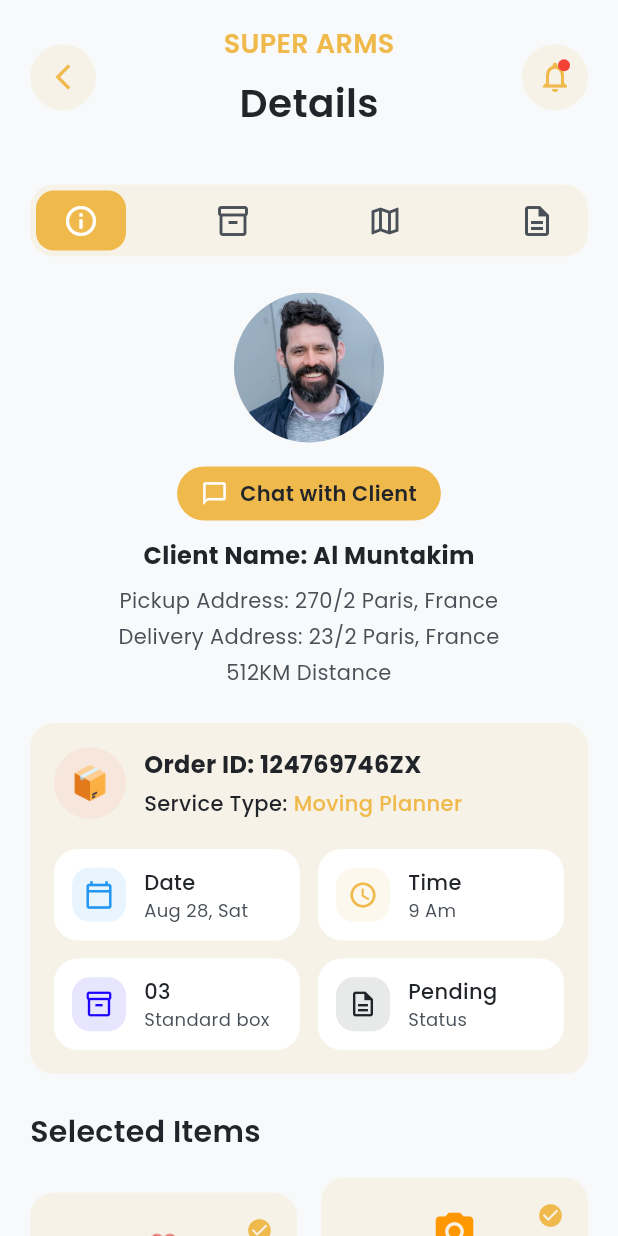
After one commit to mynul56/super_arms_moving_planner, a Flutter app: the MovingPlannerDetailsView screen opened by its route, on a phone screen of 412 x 824 dp. The commit adds this screen. Run offline on Flutter 3.47's test engine with Material 3 defaults, Android fonts, the phone set to English and light mode, and no system bars; our stand-ins replace file_picker, flutter_svg, get, google_fonts, image_picker, pdf and 1 more; project files that could hold a hidden picture were left out.

Commit message:
feat: implement Moving Planner Details screen, including client information, order details, and special requirements.

```diff
--- a/lib/app/modules/available_offers/views/available_offers_view.dart
+++ b/lib/app/modules/available_offers/views/available_offers_view.dart
@@ -369,7 +369,7 @@ class AvailableOffersView extends GetView<AvailableOffersController> {
       children: [
         Expanded(
           child: GestureDetector(
-            onTap: () => Get.toNamed(Routes.DETAILS),
+            onTap: () => Get.toNamed(Routes.MOVING_PLANNER_DETAILS),
             child: Container(
               height: 48,
               decoration: BoxDecoration(
--- /dev/null
+++ b/lib/app/modules/moving_planner_details/bindings/moving_planner_details_binding.dart
@@ -0,0 +1,12 @@
+import 'package:get/get.dart';
+
+import '../controllers/moving_planner_details_controller.dart';
+
+class MovingPlannerDetailsBinding extends Bindings {
+  @override
+  void dependencies() {
+    Get.lazyPut<MovingPlannerDetailsController>(
+      () => MovingPlannerDetailsController(),
+    );
+  }
+}
--- /dev/null
+++ b/lib/app/modules/moving_planner_details/controllers/moving_planner_details_controller.dart
@@ -0,0 +1,38 @@
+import 'package:get/get.dart';
+
+class MovingPlannerDetailsController extends GetxController {
+  // Data Observables
+  final orderId = '124769746ZX'.obs;
+  final serviceType = 'Moving Planner'.obs;
+  final moveDate = 'Aug 28, Sat'.obs;
+  final moveTime = '9 Am'.obs;
+  final boxCount = '03'.obs;
+  final status = 'Pending'.obs;
+
+  final clientName = 'Al Muntakim'.obs;
+  final pickupAddress = '270/2 Paris, France'.obs;
+  final deliveryAddress = '23/2 Paris, France'.obs;
+  final distance = '512KM Distance'.obs;
+
+  final specialRequirements = 'Move very Carefully.'.obs;
+
+  @override
+  void onInit() {
+    super.onInit();
+  }
+
+  @override
+  void onReady() {
+    super.onReady();
+  }
+
+  @override
+  void onClose() {
+    super.onClose();
+  }
+
+  void onChatWithClient() {
+    // Navigate to chat or show action
+    print('Chat with client');
+  }
+}
--- /dev/null
+++ b/lib/app/modules/moving_planner_details/views/moving_planner_details_view.dart
@@ -0,0 +1,593 @@
+import 'package:flutter/material.dart';
+
+import 'package:get/get.dart';
+import 'package:google_fonts/google_fonts.dart';
+
+import '../controllers/moving_planner_details_controller.dart';
+
+class MovingPlannerDetailsView extends GetView<MovingPlannerDetailsController> {
+  const MovingPlannerDetailsView({Key? key}) : super(key: key);
+  @override
+  Widget build(BuildContext context) {
+    return Scaffold(
+      backgroundColor: const Color(0xFFF8F9FA),
+      body: SafeArea(
+        child: Column(
+          children: [
+            _buildHeader(),
+            Expanded(
+              child: SingleChildScrollView(
+                padding: const EdgeInsets.symmetric(horizontal: 20),
+                child: Column(
+                  crossAxisAlignment: CrossAxisAlignment.start,
+                  children: [
+                    const SizedBox(height: 20),
+                    _buildClientInfo(),
+                    const SizedBox(height: 24),
+                    _buildOrderInfoCard(),
+                    const SizedBox(height: 24),
+                    _buildSelectedItemsSection(),
+                    const SizedBox(height: 24),
+                    _buildSpecialRequirementsCard(),
+                    const SizedBox(height: 30),
+                  ],
+                ),
+              ),
+            ),
+          ],
+        ),
+      ),
+    );
+  }
+
+  Widget _buildHeader() {
+    return Padding(
+      padding: const EdgeInsets.symmetric(horizontal: 20, vertical: 16),
+      child: Stack(
+        alignment: Alignment.center,
+        children: [
+          Align(
+            alignment: Alignment.centerLeft,
+            child: GestureDetector(
+              onTap: () => Get.back(),
+              child: Container(
+                width: 44,
+                height: 44,
+                decoration: BoxDecoration(
+                  color: const Color(0xFFEFB94C).withOpacity(0.1),
+                  shape: BoxShape.circle,
+                ),
+                child: const Icon(
+                  Icons.arrow_back_ios_new,
+                  size: 20,
+                  color: Color(0xFFEFB94C),
+                ),
+              ),
+            ),
+          ),
+          Column(
+            children: [
+              Text(
+                'SUPER ARMS',
+                style: GoogleFonts.poppins(
+                  fontSize: 18,
+                  fontWeight: FontWeight.w600,
+                  color: const Color(0xFFEFB94C),
+                ),
+              ),
+              const SizedBox(height: 8),
+              Text(
+                'Details',
+                style: GoogleFonts.poppins(
+                  fontSize: 26,
+                  fontWeight: FontWeight.w600,
+                  color: const Color(0xFF212529),
+                ),
+              ),
+            ],
+          ),
+          Align(
+            alignment: Alignment.centerRight,
+            child: Container(
+              width: 44,
+              height: 44,
+              decoration: BoxDecoration(
+                color: const Color(0xFFEFB94C).withOpacity(0.1),
+                shape: BoxShape.circle,
+              ),
+              child: Stack(
+                alignment: Alignment.center,
+                children: [
+                  const Icon(
+                    Icons.notifications_none_outlined,
+                    color: Color(0xFFEFB94C),
+                    size: 24,
+                  ),
+                  Positioned(
+                    top: 10,
+                    right: 12,
+                    child: Container(
+                      width: 8,
+                      height: 8,
+                      decoration: const BoxDecoration(
+                        color: Colors.red,
+                        shape: BoxShape.circle,
+                      ),
+                    ),
+                  ),
+                ],
+              ),
+            ),
+          ),
+        ],
+      ),
+    );
+  }
+
+  Widget _buildClientInfo() {
+    return Column(
+      children: [
+        // Tab Bar Placeholder (Info, Box, Map, Document) - visual only for now as per design
+        Container(
+          padding: const EdgeInsets.all(4),
+          decoration: BoxDecoration(
+            color: const Color(0xFFEFB94C).withOpacity(0.1),
+            borderRadius: BorderRadius.circular(16),
+          ),
+          child: Row(
+            mainAxisAlignment: MainAxisAlignment.spaceBetween,
+            children: [
+              _buildTabIcon(Icons.info_outline, true),
+              _buildTabIcon(Icons.inventory_2_outlined, false),
+              _buildTabIcon(Icons.map_outlined, false),
+              _buildTabIcon(Icons.description_outlined, false),
+            ],
+          ),
+        ),
+        const SizedBox(height: 24),
+        Container(
+          width: 100,
+          height: 100,
+          decoration: BoxDecoration(
+            shape: BoxShape.circle,
+            color: Colors.grey[300],
+            image: const DecorationImage(
+              image: AssetImage(
+                'assets/images/user.jpg',
+              ), // Ensure asset exists or use placeholder
+              fit: BoxFit.cover,
+            ),
+          ),
+        ),
+        const SizedBox(height: 16),
+        GestureDetector(
+          onTap: controller.onChatWithClient,
+          child: Container(
+            padding: const EdgeInsets.symmetric(horizontal: 16, vertical: 8),
+            decoration: BoxDecoration(
+              color: const Color(0xFFEFB94C),
+              borderRadius: BorderRadius.circular(20),
+            ),
+            child: Row(
+              mainAxisSize: MainAxisSize.min,
+              children: [
+                const Icon(
+                  Icons.chat_bubble_outline,
+                  color: Colors.white,
+                  size: 18,
+                ),
+                const SizedBox(width: 8),
+                Text(
+                  'Chat with Client',
+                  style: GoogleFonts.poppins(
+                    fontSize: 14,
+                    fontWeight: FontWeight.w600,
+                    color: const Color(
+                      0xFF212529,
+                    ), // Dark text on yellow button per design
+                  ),
+                ),
+              ],
+            ),
+          ),
+        ),
+        const SizedBox(height: 12),
+        Obx(
+          () => Text(
+            'Client Name: ${controller.clientName.value}',
+            style: GoogleFonts.poppins(
+              fontSize: 16,
+              fontWeight: FontWeight.w700,
+              color: const Color(0xFF212529),
+            ),
+          ),
+        ),
+        const SizedBox(height: 8),
+        Obx(
+          () => Text(
+            'Pickup Address: ${controller.pickupAddress.value}',
+            textAlign: TextAlign.center,
+            style: GoogleFonts.poppins(
+              fontSize: 14,
+              fontWeight: FontWeight.w400,
+              color: const Color(0xFF495057),
+            ),
+          ),
+        ),
+        const SizedBox(height: 4),
+        Obx(
+          () => Text(
+            'Delivery Address: ${controller.deliveryAddress.value}',
+            textAlign: TextAlign.center,
+            style: GoogleFonts.poppins(
+              fontSize: 14,
+              fontWeight: FontWeight.w400,
+              color: const Color(0xFF495057),
+            ),
+          ),
+        ),
+        const SizedBox(height: 4),
+        Obx(
+          () => Text(
+            controller.distance.value,
+            textAlign: TextAlign.center,
+            style: GoogleFonts.poppins(
+              fontSize: 14,
+              fontWeight: FontWeight.w400,
+              color: const Color(0xFF495057),
+            ),
+          ),
+        ),
+      ],
+    );
+  }
+
+  Widget _buildTabIcon(IconData icon, bool isSelected) {
+    return Container(
+      width: 60,
+      height: 40,
+      decoration: BoxDecoration(
+        color: isSelected ? const Color(0xFFEFB94C) : Colors.transparent,
+        borderRadius: BorderRadius.circular(12),
+      ),
+      child: Icon(
+        icon,
+        color: isSelected ? Colors.white : const Color(0xFF495057),
+      ),
+    );
+  }
+
+  Widget _buildOrderInfoCard() {
+    return Container(
+      padding: const EdgeInsets.all(16),
+      decoration: BoxDecoration(
+        color: const Color(0xFFEFB94C).withOpacity(0.1),
+        borderRadius: BorderRadius.circular(16),
+      ),
+      child: Column(
+        children: [
+          Row(
+            children: [
+              Container(
+                padding: const EdgeInsets.all(12),
+                decoration: BoxDecoration(
+                  color: const Color(0xFFF7E6DB),
+                  borderRadius: BorderRadius.circular(30),
+                ),
+                child: Image.asset(
+                  'assets/images/box.png',
+                  width: 24,
+                  height: 24,
+                ),
+              ),
+              const SizedBox(width: 12),
+              Column(
+                crossAxisAlignment: CrossAxisAlignment.start,
+                children: [
+                  Obx(
+                    () => Text(
+                      'Order ID: ${controller.orderId.value}',
+                      style: GoogleFonts.poppins(
+                        fontSize: 16,
+                        fontWeight: FontWeight.w700,
+                        color: const Color(0xFF212529),
+                      ),
+                    ),
+                  ),
+                  const SizedBox(height: 4),
+                  Row(
+                    children: [
+                      Text(
+                        'Service Type: ',
+                        style: GoogleFonts.poppins(
+                          fontSize: 14,
+                          fontWeight: FontWeight.w500,
+                          color: const Color(0xFF212529),
+                        ),
+                      ),
+                      Obx(
+                        () => Text(
+                          controller.serviceType.value,
+                          style: GoogleFonts.poppins(
+                            fontSize: 14,
+                            fontWeight: FontWeight.w500,
+                            color: const Color(0xFFEFB94C),
+                          ),
+                        ),
+                      ),
+                    ],
+                  ),
+                ],
+              ),
+            ],
+          ),
+          const SizedBox(height: 20),
+          Row(
+            children: [
+              Expanded(
+                child: _buildInfoGridItem(
+                  Icons.calendar_today_outlined,
+                  'Date',
+                  controller.moveDate.value,
+                  Colors.blue,
+                ),
+              ),
+              const SizedBox(width: 12),
+              Expanded(
+                child: _buildInfoGridItem(
+                  Icons.access_time_outlined,
+                  'Time',
+                  controller.moveTime.value,
+                  const Color(0xFFEFB94C),
+                ),
+              ),
+            ],
+          ),
+          const SizedBox(height: 12),
+          Row(
+            children: [
+              Expanded(
+                child: _buildInfoGridItem(
+                  Icons.inventory_2_outlined,
+                  controller.boxCount.value,
+                  'Standard box',
+                  const Color(0xFF1D04FE),
+                ),
+              ),
+              const SizedBox(width: 12),
+              Expanded(
+                child: _buildInfoGridItem(
+                  Icons.description_outlined,
+                  'Pending',
+                  'Status',
+                  const Color(0xFF212529),
+                ),
+              ), // Icon needs to be more specific if possible
+            ],
+          ),
+        ],
+      ),
+    );
+  }
+
+  Widget _buildInfoGridItem(
+    IconData icon,
+    String title,
+    String subtitle,
+    Color iconColor,
+  ) {
+    return Container(
+      padding: const EdgeInsets.all(12),
+      decoration: BoxDecoration(
+        color: Colors.white,
+        borderRadius: BorderRadius.circular(16),
+      ),
+      child: Row(
+        children: [
+          Container(
+            padding: const EdgeInsets.all(8),
+            decoration: BoxDecoration(
+              color: iconColor.withOpacity(0.1),
+              borderRadius: BorderRadius.circular(12),
+            ),
+            child: Icon(icon, color: iconColor, size: 20),
+          ),
+          const SizedBox(width: 12),
+          Column(
+            crossAxisAlignment: CrossAxisAlignment.start,
+            children: [
+              Text(
+                title,
+                style: GoogleFonts.poppins(
+                  fontSize: 14,
+                  fontWeight: FontWeight.w500,
+                  color: const Color(0xFF212529),
+                ),
+              ),
+              Text(
+                subtitle,
+                style: GoogleFonts.poppins(
+                  fontSize: 12,
+                  fontWeight: FontWeight.w400,
+                  color: const Color(0xFF495057),
+                ),
+              ),
+            ],
+          ),
+        ],
+      ),
+    );
+  }
+
+  Widget _buildSelectedItemsSection() {
+    return Column(
+      crossAxisAlignment: CrossAxisAlignment.start,
+      children: [
+        Text(
+          'Selected Items',
+          style: GoogleFonts.poppins(
+            fontSize: 20,
+            fontWeight: FontWeight.w600,
+            color: const Color(0xFF212529),
+          ),
+        ),
+        const SizedBox(height: 16),
+        Row(
+          children: [
+            Expanded(
+              child: _buildSelectedItemCard(
+                'Mail Forwarding',
+                'assets/icons/love.png',
+              ),
+            ), // Need correct assets
+            const SizedBox(width: 16),
+            Expanded(
+              child: _buildSelectedItemCard(
+                'Move Out move\nIn Inspection',
+                'assets/icons/cameraicon.svg',
+                isSvg: true,
+              ),
+            ),
+          ],
+        ),
+        const SizedBox(height: 16),
+        Row(
+          children: [
+            Expanded(
+              child: _buildSelectedItemCard(
+                'Well Being\nSupport',
+                'assets/icons/personal.png',
+              ),
+            ),
+            const SizedBox(width: 16),
+            Expanded(
+              child: _buildSelectedItemCard(
+                'Personal\nAssistance',
+                'assets/icons/man.png',
+              ),
+            ),
+          ],
+        ),
+        const SizedBox(height: 24),
+        Container(
+          padding: const EdgeInsets.only(top: 16),
+          decoration: const BoxDecoration(
+            border: Border(top: BorderSide(color: Colors.grey, width: 0.5)),
+          ),
+          child: Row(
+            mainAxisAlignment: MainAxisAlignment.spaceBetween,
+            children: [
+              Text(
+                'Total Items:',
+                style: GoogleFonts.poppins(
+                  fontSize: 16,
+                  fontWeight: FontWeight.w400,
+                  color: const Color(0xFF495057),
+                ),
+              ),
+              Text(
+                '04 items',
+                style: GoogleFonts.poppins(
+                  fontSize: 16,
+                  fontWeight: FontWeight.w700,
+                  color: const Color(0xFFEFB94C),
+                ),
+              ),
+            ],
+          ),
+        ),
+      ],
+    );
+  }
+
+  Widget _buildSelectedItemCard(
+    String title,
+    String assetPath, {
+    bool isSvg = false,
+  }) {
+    // Note: Implementing without assets being verified might show placeholders
+    // Based on directory list, we have: love.png, personal.png, man.png. cameraicon.svg.
+    return Container(
+      padding: const EdgeInsets.all(16),
+      decoration: BoxDecoration(
+        color: const Color(0xFFEFB94C).withOpacity(0.1),
+        borderRadius: BorderRadius.circular(16),
+      ),
+      child: Stack(
+        alignment: Alignment.topRight,
+        children: [
+          Center(
+            child: Column(
+              mainAxisAlignment: MainAxisAlignment.center,
+              children: [
+                // Image/Icon placeholder
+                Container(
+                  width: 40,
+                  height: 40,
+                  // simplified asset loading for prototype
+                  child: isSvg
+                      ? const Icon(
+                          Icons.camera_alt,
+                          color: Colors.orange,
+                          size: 30,
+                        )
+                      : Image.asset(
+                          assetPath,
+                          errorBuilder: (_, __, ___) =>
+                              const Icon(Icons.image, color: Colors.orange),
+                        ),
+                ),
+                const SizedBox(height: 8),
+                Text(
+                  title,
+                  textAlign: TextAlign.center,
+                  style: GoogleFonts.poppins(
+                    fontSize: 14,
+                    fontWeight: FontWeight.w400,
+                    color: const Color(0xFF212529),
+                  ),
+                ),
+              ],
+            ),
+          ),
+          const Icon(Icons.check_circle, color: Color(0xFFEFB94C), size: 18),
+        ],
+      ),
+    );
+  }
+
+  Widget _buildSpecialRequirementsCard() {
+    return Container(
+      width: double.infinity,
+      padding: const EdgeInsets.all(16),
+      decoration: BoxDecoration(
+        borderRadius: BorderRadius.circular(16),
+        border: Border.all(color: Colors.grey.withOpacity(0.5)),
+      ),
+      child: Column(
+        crossAxisAlignment: CrossAxisAlignment.start,
+        children: [
+          Text(
+            'Special Requirements',
+            style: GoogleFonts.poppins(
+              fontSize: 16,
+              fontWeight: FontWeight.w700,
+              color: const Color(0xFF212529),
+            ),
+          ),
+          const SizedBox(height: 8),
+          Obx(
+            () => Text(
+              controller.specialRequirements.value,
+              style: GoogleFonts.poppins(
+                fontSize: 14,
+                fontWeight: FontWeight.w400,
+                color: const Color(0xFFEFB94C), // Orange text as per design
+              ),
+            ),
+          ),
+        ],
+      ),
+    );
+  }
+}
--- a/lib/app/routes/app_pages.dart
+++ b/lib/app/routes/app_pages.dart
@@ -48,6 +48,8 @@ import '../modules/details/bindings/details_binding.dart';
 import '../modules/details/views/details_view.dart';
 import '../modules/waybill/bindings/waybill_binding.dart';
 import '../modules/waybill/views/waybill_view.dart';
+import '../modules/moving_planner_details/bindings/moving_planner_details_binding.dart';
+import '../modules/moving_planner_details/views/moving_planner_details_view.dart';
 
 part 'app_routes.dart';
 
@@ -172,5 +174,10 @@ class AppPages {
       page: () => const WaybillView(),
       binding: WaybillBinding(),
     ),
+    GetPage(
+      name: _Paths.MOVING_PLANNER_DETAILS,
+      page: () => const MovingPlannerDetailsView(),
+      binding: MovingPlannerDetailsBinding(),
+    ),
   ];
 }
--- a/lib/app/routes/app_routes.dart
+++ b/lib/app/routes/app_routes.dart
@@ -26,6 +26,7 @@ abstract class Routes {
   static const EDIT_PROFILE = _Paths.EDIT_PROFILE;
   static const UPDATE_CARD_INFO = _Paths.UPDATE_CARD_INFO;
   static const WAYBILL = _Paths.WAYBILL;
+  static const MOVING_PLANNER_DETAILS = _Paths.MOVING_PLANNER_DETAILS;
 }
 
 abstract class _Paths {
@@ -53,4 +54,5 @@ abstract class _Paths {
   static const EDIT_PROFILE = '/edit-profile';
   static const UPDATE_CARD_INFO = '/update-card-info';
   static const WAYBILL = '/waybill';
+  static const MOVING_PLANNER_DETAILS = '/moving-planner-details';
 }
```
